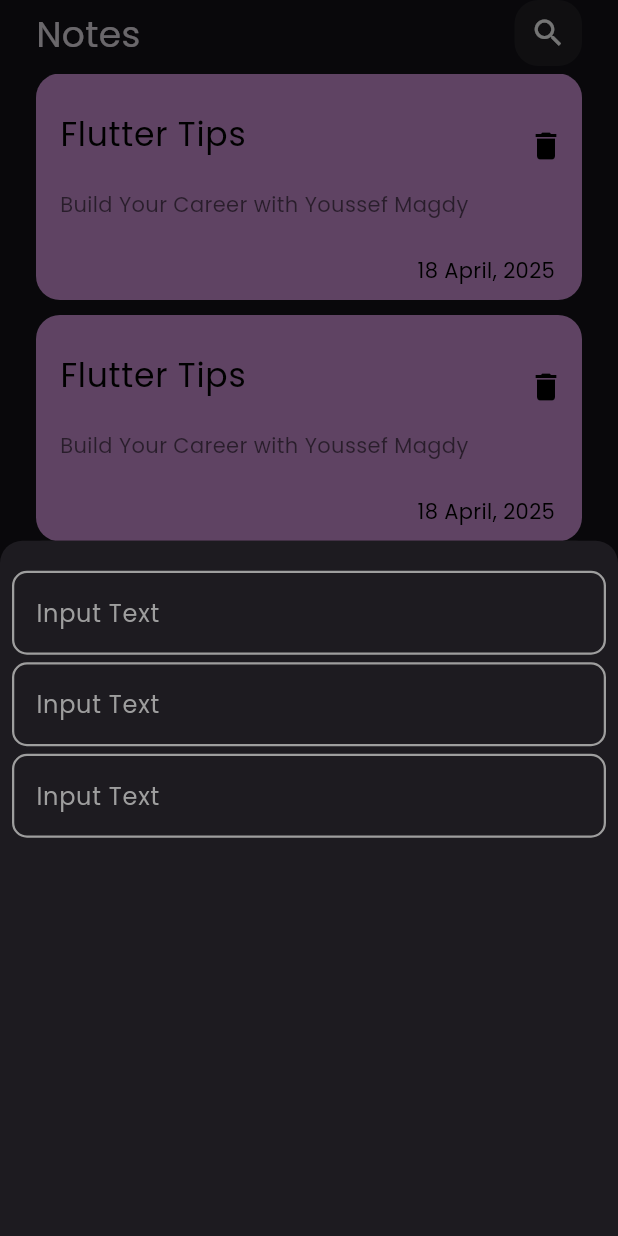
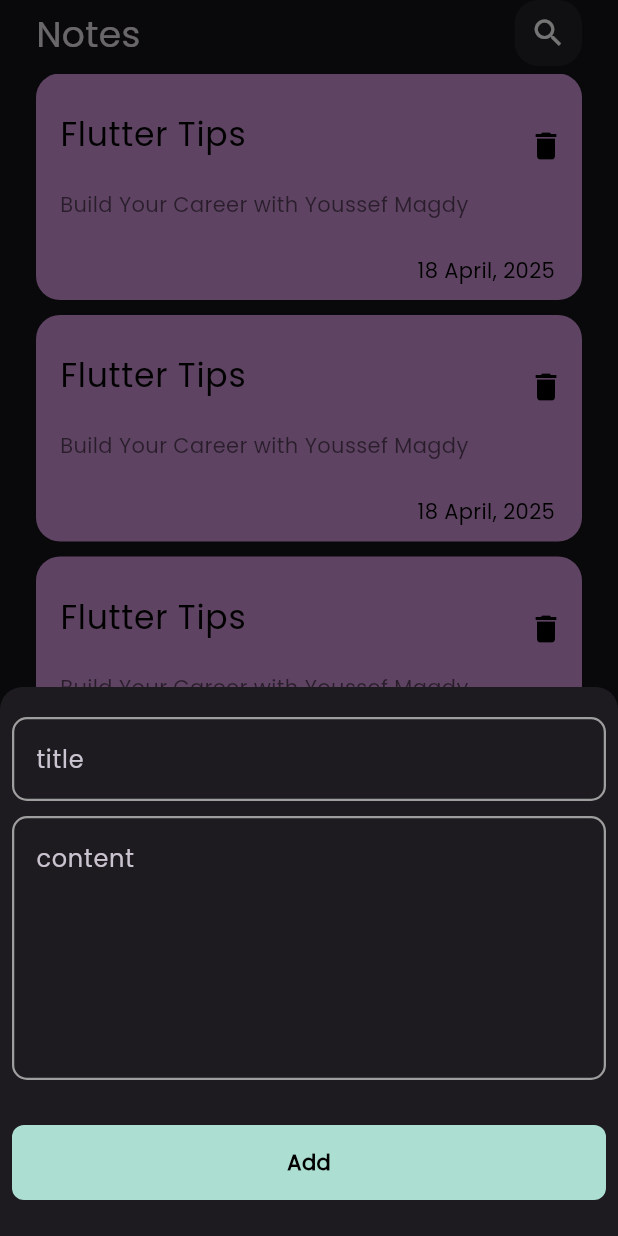
Before and after one commit to TOKYO-FN/notes_app, a Flutter app: the screen it shows after launch, after a tap on the "add" icon, on a phone screen of 412 x 824 dp. Run offline on Flutter 3.47's test engine with Material 3 defaults, Android fonts, the phone set to English and light mode, and no system bars; our stand-ins replace shared_preferences.

```diff
--- a/lib/views/notes_view.dart
+++ b/lib/Feature/note_view/views/notes_view.dart
@@ -1,6 +1,6 @@
 import 'package:flutter/material.dart';
-import 'package:notes_app/views/widgets/custom_floating_action_button.dart';
-import 'package:notes_app/views/widgets/notes_view_body.dart';
+import 'package:notes_app/Feature/note_view/views/widgets/custom_floating_action_button.dart';
+import 'package:notes_app/Feature/note_view/views/widgets/notes_view_body.dart';
 
 class NotesView extends StatelessWidget {
   const NotesView({super.key});
--- /dev/null
+++ b/lib/Feature/note_view/views/widgets/bottom_sheet_body.dart
@@ -0,0 +1,52 @@
+import 'package:flutter/material.dart';
+import 'package:notes_app/Core/Utils/constant_colors.dart';
+import 'package:notes_app/Feature/note_view/views/widgets/custom_text_field.dart';
+
+class BottomSheetBody extends StatelessWidget {
+  const BottomSheetBody({super.key});
+
+  @override
+  Widget build(BuildContext context) {
+    return SizedBox(
+      child: Padding(
+        padding: const EdgeInsets.all(8.0),
+        child: SingleChildScrollView(
+          child: Column(
+            children: [
+              SizedBox(height: 12),
+              CustomTextField(hint: 'title'),
+              SizedBox(height: 10),
+
+              CustomTextField(hint: 'content', maxLines: 6),
+              SizedBox(height: 30),
+              CustomButton(),
+              SizedBox(height: 16),
+            ],
+          ),
+        ),
+      ),
+    );
+  }
+}
+
+class CustomButton extends StatelessWidget {
+  const CustomButton({super.key});
+
+  @override
+  Widget build(BuildContext context) {
+    return Container(
+      height: 50,
+      width: MediaQuery.of(context).size.width,
+      decoration: BoxDecoration(
+        borderRadius: BorderRadius.circular(8),
+        color: mintGreen,
+      ),
+      child: Center(
+        child: Text(
+          'Add',
+          style: TextStyle(color: black, fontWeight: FontWeight.bold),
+        ),
+      ),
+    );
+  }
+}
--- a/lib/views/widgets/custom_appbar.dart
+++ b/lib/Feature/note_view/views/widgets/custom_appbar.dart
@@ -1,5 +1,5 @@
 import 'package:flutter/material.dart';
-import 'package:notes_app/views/widgets/custom_search_icon.dart';
+import 'package:notes_app/Feature/note_view/views/widgets/custom_search_icon.dart';
 
 class CustomAppbar extends StatelessWidget {
   const CustomAppbar({super.key});
--- a/lib/views/widgets/custom_floating_action_button.dart
+++ b/lib/Feature/note_view/views/widgets/custom_floating_action_button.dart
@@ -1,6 +1,6 @@
 import 'package:flutter/material.dart';
 import 'package:notes_app/Core/Utils/constant_colors.dart';
-import 'package:notes_app/views/widgets/bottom_sheet_body.dart';
+import 'package:notes_app/Feature/note_view/views/widgets/bottom_sheet_body.dart';
 
 class CustomFloatingActionButton extends StatelessWidget {
   const CustomFloatingActionButton({super.key});
@@ -17,15 +17,9 @@ class CustomFloatingActionButton extends StatelessWidget {
           ),
           context: context,
           builder:
-              (context) => Padding(
-                padding: EdgeInsets.only(
-                  bottom: MediaQuery.of(context).viewInsets.bottom,
-                ),
-
-                child: BottomSheet(
-                  onClosing: () {},
-                  builder: (context) => BottomSheetBody(),
-                ),
+              (context) => BottomSheet(
+                onClosing: () {},
+                builder: (context) => BottomSheetBody(),
               ),
         );
       },
--- a/lib/views/widgets/custom_text_field.dart
+++ b/lib/Feature/note_view/views/widgets/custom_text_field.dart
@@ -2,15 +2,17 @@ import 'package:flutter/material.dart';
 import 'package:notes_app/Core/Utils/constant_colors.dart';
 
 class CustomTextField extends StatelessWidget {
-  const CustomTextField({super.key, required this.label});
+  const CustomTextField({super.key, required this.hint, this.maxLines = 1});
 
-  final String label;
+  final String hint;
+  final int maxLines;
 
   @override
   Widget build(BuildContext context) {
     return TextField(
+      maxLines: maxLines,
       decoration: InputDecoration(
-        label: Text(label, style: TextStyle(color: grey)),
+        hintText: hint,
         enabledBorder: borderValue(),
         focusedBorder: borderValue(blue),
         errorBorder: borderValue(red),
--- a/lib/views/widgets/notes_list_view.dart
+++ b/lib/Feature/note_view/views/widgets/notes_list_view.dart
@@ -1,6 +1,6 @@
 import 'package:flutter/material.dart';
 import 'package:notes_app/Core/Utils/constant_colors.dart';
-import 'package:notes_app/views/widgets/note_item.dart';
+import 'package:notes_app/Feature/note_view/views/widgets/note_item.dart';
 
 class ListViewBuilder extends StatelessWidget {
   const ListViewBuilder({super.key});
--- a/lib/views/widgets/notes_view_body.dart
+++ b/lib/Feature/note_view/views/widgets/notes_view_body.dart
@@ -1,6 +1,6 @@
 import 'package:flutter/material.dart';
-import 'package:notes_app/views/widgets/custom_appbar.dart';
-import 'package:notes_app/views/widgets/notes_list_view.dart';
+import 'package:notes_app/Feature/note_view/views/widgets/custom_appbar.dart';
+import 'package:notes_app/Feature/note_view/views/widgets/notes_list_view.dart';
 
 class NotesViewBody extends StatelessWidget {
   const NotesViewBody({super.key});
--- a/lib/main.dart
+++ b/lib/main.dart
@@ -1,6 +1,6 @@
 import 'package:flutter/material.dart';
 import 'package:notes_app/Core/Utils/constants.dart';
-import 'package:notes_app/views/notes_view.dart';
+import 'package:notes_app/Feature/note_view/views/notes_view.dart';
 import 'package:shared_preferences/shared_preferences.dart';
 
 void main() async {
--- a/lib/views/widgets/bottom_sheet_body.dart
+++ /dev/null
@@ -1,25 +0,0 @@
-import 'package:flutter/material.dart';
-import 'package:notes_app/views/widgets/custom_text_field.dart';
-
-class BottomSheetBody extends StatelessWidget {
-  const BottomSheetBody({super.key});
-
-  @override
-  Widget build(BuildContext context) {
-    return SizedBox(
-      child: Padding(
-        padding: const EdgeInsets.all(8.0),
-        child: Column(
-          children: [
-            SizedBox(height: 12),
-            CustomTextField(label: 'Input Text'),
-            SizedBox(height: 5),
-            CustomTextField(label: 'Input Text'),
-            SizedBox(height: 5),
-            CustomTextField(label: 'Input Text'),
-          ],
-        ),
-      ),
-    );
-  }
-}
```
Also changed, not shown: lib/Feature/note_view/views/widgets/custom_search_icon.dart (renamed from lib/views/widgets/custom_search_icon.dart), lib/Feature/note_view/views/widgets/note_item.dart (renamed from lib/views/widgets/note_item.dart).
